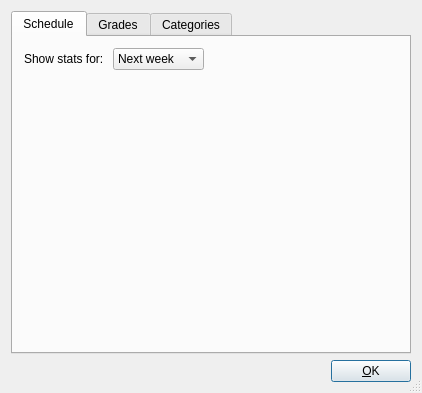
Before: the Qt Designer form mnemosyne/mnemosyne/pyqt_ui/statistics_dlg.ui in mnemosyne-proj/mnemosyne, drawn with Qt 5.
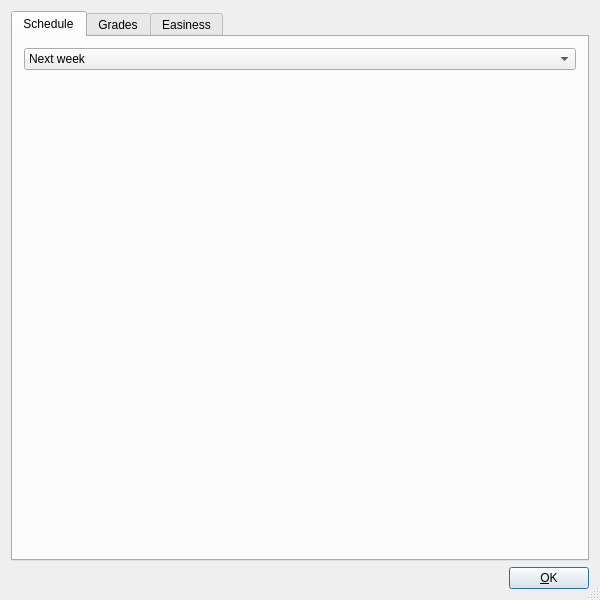
After: the same form once the commit is applied.

Commit message: Added comboBoxes and stackedWidgets to the schedule and grades tabs.

What changed in the file:
```diff
--- a/mnemosyne/mnemosyne/pyqt_ui/statistics_dlg.ui
+++ b/mnemosyne/mnemosyne/pyqt_ui/statistics_dlg.ui
@@ -5,8 +5,8 @@
    <rect>
     <x>0</x>
     <y>0</y>
-    <width>422</width>
-    <height>393</height>
+    <width>600</width>
+    <height>600</height>
    </rect>
   </property>
   <property name="sizePolicy" >
@@ -28,9 +28,9 @@
    <item>
     <widget class="QTabWidget" name="tabWidget" >
      <property name="sizePolicy" >
-      <sizepolicy vsizetype="Preferred" hsizetype="Preferred" >
+      <sizepolicy vsizetype="Expanding" hsizetype="Preferred" >
        <horstretch>0</horstretch>
-       <verstretch>1</verstretch>
+       <verstretch>0</verstretch>
       </sizepolicy>
      </property>
      <property name="currentIndex" >
@@ -42,19 +42,7 @@
       </attribute>
       <layout class="QVBoxLayout" name="verticalLayout_2" >
        <item>
-        <layout class="QFormLayout" name="formLayout" >
-         <property name="fieldGrowthPolicy" >
-          <enum>QFormLayout::FieldsStayAtSizeHint</enum>
-         </property>
-         <item row="0" column="0" >
-          <widget class="QLabel" name="label_2" >
-           <property name="text" >
-            <string>Show stats for: </string>
-           </property>
-          </widget>
-         </item>
-         <item row="0" column="1" >
-          <widget class="QComboBox" name="comboBox" >
+        <widget class="QComboBox" name="sched_combo" >
            <item>
             <property name="text" >
              <string>Next week</string>
@@ -77,8 +65,6 @@
            </item>
           </widget>
          </item>
-        </layout>
-       </item>
        <item>
         <widget class="QStackedWidget" name="stackedWidget" >
          <property name="currentIndex" >
@@ -96,11 +82,26 @@
       <attribute name="title" >
        <string>Grades</string>
       </attribute>
-      <layout class="QVBoxLayout" name="grades_layout" />
-     </widget>
-     <widget class="QWidget" name="categories_tab" >
+      <layout class="QVBoxLayout" name="grades_layout" >
+       <item>
+        <widget class="QComboBox" name="grades_combo" >
+         <item>
+          <property name="text" >
+           <string>All Categories</string>
+          </property>
+         </item>
+        </widget>
+       </item>
+       <item>
+        <widget class="QStackedWidget" name="grades_stack" >
+         <widget class="QWidget" name="all_categories" />
+        </widget>
+       </item>
+      </layout>
+     </widget>
+     <widget class="QWidget" name="easiness_tab" >
       <attribute name="title" >
-       <string>Categories</string>
+       <string>Easiness</string>
       </attribute>
       <layout class="QVBoxLayout" >
        <item>
@@ -121,7 +122,7 @@
     </widget>
    </item>
    <item>
-    <layout class="QHBoxLayout" >
+    <layout class="QHBoxLayout" name="button_layout" >
      <item>
       <spacer name="horizontalSpacer_2" >
        <property name="orientation" >
```
Left out of the diff: 68 changed lines with no effect on the pictures. Lines whose indentation alone changed are shown as unchanged. The commit also changes 1 other file.
